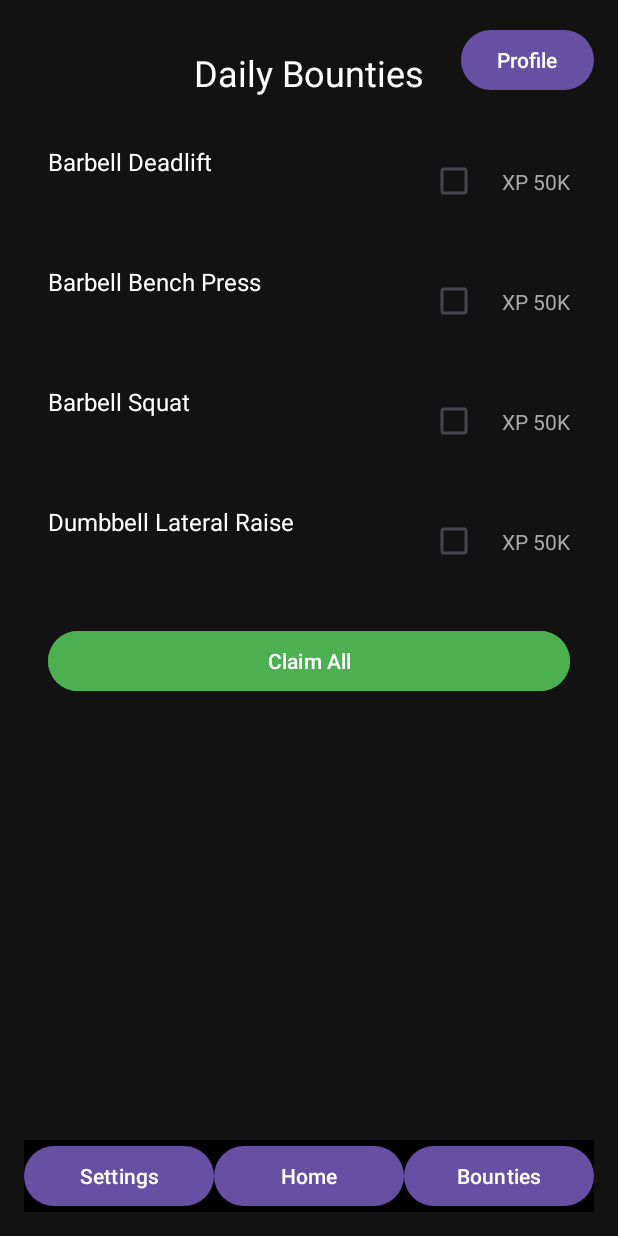
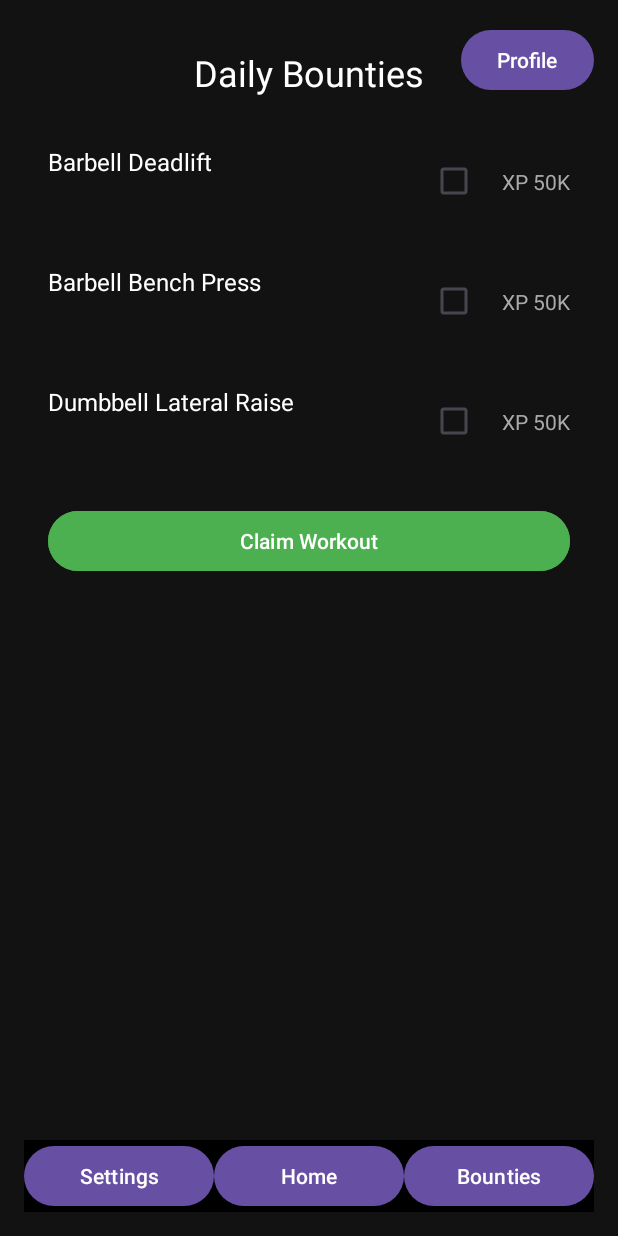
Before and after one commit to NordicNormad/GymRoyale, an Android app: the screen it shows after launch (MainActivity), after a tap on "Bounties", on a phone screen of 412 x 824 dp. Run offline under Robolectric (Android 15) with nearby library versions, the phone set to English and light mode, and no system bars; our stand-ins replace Firebase (no records; nobody signed in at launch, a user with empty details on screens opened directly).

Commit message:
bounty fragment day timer

```diff
--- a/app/src/main/java/com/cs407/gymroyale/BountyFragment.kt
+++ b/app/src/main/java/com/cs407/gymroyale/BountyFragment.kt
@@ -1,5 +1,6 @@
 package com.cs407.gymroyale
 
+import android.content.Context
 import android.content.Intent
 import android.os.Bundle
 import android.view.LayoutInflater
@@ -18,6 +19,9 @@ import kotlinx.coroutines.launch
 import kotlinx.coroutines.withContext
 import java.io.BufferedReader
 import java.io.InputStreamReader
+import java.text.SimpleDateFormat
+import java.util.Date
+import java.util.Locale
 
 data class Bounty(val task: String, var isSelected: Boolean = false)
 
@@ -33,6 +37,7 @@ class BountyFragment : Fragment() {
         savedInstanceState: Bundle?
     ): View? {
         val view = inflater.inflate(R.layout.fragment_bounty, container, false)
+
         val bottomNavSettingsButton = view.findViewById<Button>(R.id.buttonBottomNavSettings)
         val bottomNavHomeButton = view.findViewById<Button>(R.id.buttonBottomNavHome)
         val bottomNavBountyButton = view.findViewById<Button>(R.id.buttonBottomNavBounties)
@@ -42,6 +47,12 @@ class BountyFragment : Fragment() {
 
         // Load workouts from CSV
         loadWorkouts()
+
+        // Disable claim button if already claimed today
+        if (hasClaimedToday()) {
+            btnClaimBounty.isEnabled = false
+            Toast.makeText(requireContext(), "You've already claimed a workout today! Come back tomorrow.", Toast.LENGTH_SHORT).show()
+        }
 
         // Set up RecyclerView
         recyclerView.layoutManager = LinearLayoutManager(requireContext())
@@ -57,11 +68,17 @@ class BountyFragment : Fragment() {
                 intent.putExtra("SELECTED_WORKOUT", selectedBounty.task)
                 intent.putExtra("IS_BOUNTY", true)
                 startActivity(intent)
+
+                // Save today's date after claiming
+                saveLastClaimDate()
+
+                // Disable claim button for the rest of the day
+                btnClaimBounty.isEnabled = false
+                Toast.makeText(requireContext(), "You've successfully claimed a workout! Come back tomorrow.", Toast.LENGTH_SHORT).show()
             } else {
                 Toast.makeText(requireContext(), "Please select a workout first", Toast.LENGTH_SHORT).show()
             }
         }
-
 
         bottomNavBountyButton.setOnClickListener { /* Empty */ }
 
@@ -76,14 +93,40 @@ class BountyFragment : Fragment() {
         return view
     }
 
+    // Function to get today's date as a String
+    private fun getTodayDate(): String {
+        val dateFormat = SimpleDateFormat("yyyy-MM-dd", Locale.getDefault())
+        return dateFormat.format(Date())
+    }
+
+    // Function to save the last claim date in SharedPreferences
+    private fun saveLastClaimDate() {
+        val sharedPreferences = requireContext().getSharedPreferences("BountyPrefs", Context.MODE_PRIVATE)
+        val editor = sharedPreferences.edit()
+        editor.putString("lastClaimDate", getTodayDate())  // Save today's date
+        editor.apply()
+    }
+
+    // Function to check if the last claim date is today
+    private fun hasClaimedToday(): Boolean {
+        val sharedPreferences = requireContext().getSharedPreferences("BountyPrefs", Context.MODE_PRIVATE)
+        val lastClaimDate = sharedPreferences.getString("lastClaimDate", null)
+        val todayDate = getTodayDate()
+        return lastClaimDate == todayDate
+    }
+
     private fun loadWorkouts() {
-        lifecycleScope.launch {
-            bountyList.clear()
-            val workouts = readWorkoutsFromCsv()
-            bountyList.addAll(workouts.map { Bounty(it) })
-            bountyAdapter.notifyDataSetChanged()
+        // If the user hasn't claimed today, allow them to see new bounties
+        if (!hasClaimedToday()) {
+            lifecycleScope.launch {
+                bountyList.clear()
+                val workouts = readWorkoutsFromCsv()
+                bountyList.addAll(workouts.map { Bounty(it) })
+                bountyAdapter.notifyDataSetChanged()
+            }
         }
     }
+
 
     private suspend fun readWorkoutsFromCsv(): List<String> {
         return withContext(Dispatchers.IO) {
@@ -97,7 +140,7 @@ class BountyFragment : Fragment() {
                 }
             }
 
-            workouts
+            workouts.shuffled().take(3)
         }
     }
 
--- a/app/src/main/res/layout/fragment_bounty.xml
+++ b/app/src/main/res/layout/fragment_bounty.xml
@@ -34,7 +34,7 @@
         android:layout_marginHorizontal="16dp"
         android:layout_marginTop="16dp"
         android:backgroundTint="#4CAF50"
-        android:text="Claim All"
+        android:text="Claim Workout"
         android:textColor="#FFFFFF"
         app:layout_constraintEnd_toEndOf="parent"
         app:layout_constraintStart_toStartOf="parent"
```
Also changed, not shown: app/src/main/java/com/cs407/gymroyale/WorkoutLogFragment.kt (+9 -3 lines), app/src/main/res/layout/fragment_workout_log.xml (+14 -5 lines).
